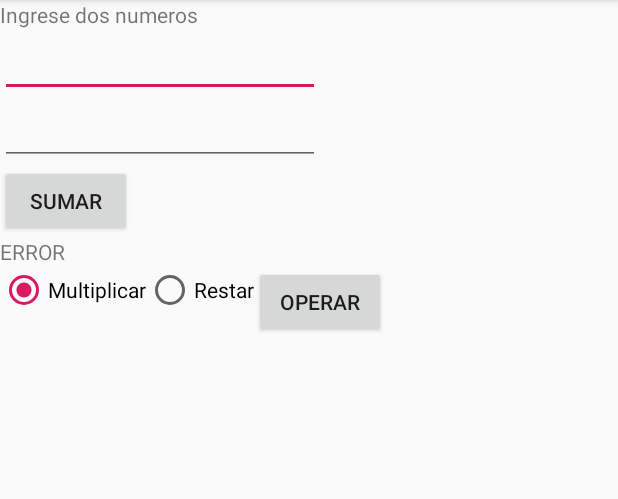
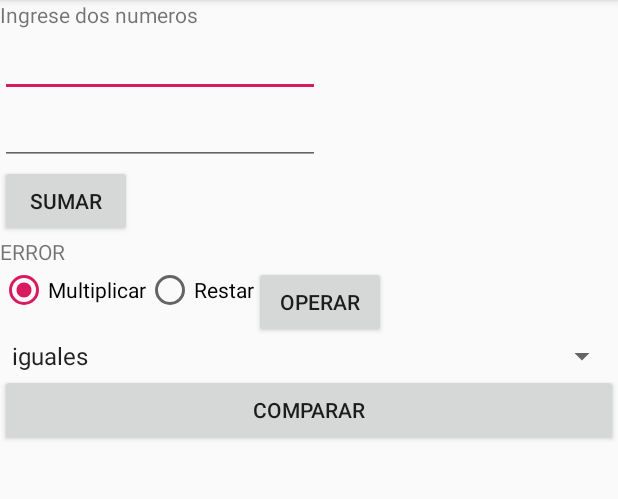
Before and after one commit to cristian16b/Android-PrimerosPasos, an Android app: the screen it shows after launch (MainActivity), after a tap on "OPERAR", on a phone screen of 412 x 824 dp, the part 84-583 px from its top. Run offline under Robolectric (Android 15) with nearby library versions, the phone set to English and light mode, and no system bars; 3 other taps on this screen came first.

Commit message:
Agregado spiner y funcion comparar los dos edittext, incorporados msj por toast

```diff
--- a/app/src/main/java/com/example/usuario/myapplication/MainActivity.java
+++ b/app/src/main/java/com/example/usuario/myapplication/MainActivity.java
@@ -3,9 +3,12 @@ package com.example.usuario.myapplication;
 import android.support.v7.app.AppCompatActivity;
 import android.os.Bundle;
 import android.view.View;
+import android.widget.ArrayAdapter;
 import android.widget.EditText;
 import android.widget.RadioButton;
+import android.widget.Spinner;
 import android.widget.TextView;
+import android.widget.Toast;
 
 public class MainActivity extends AppCompatActivity {
 
@@ -13,6 +16,7 @@ public class MainActivity extends AppCompatActivity {
     private EditText numeroII;
     private TextView resultadoSuma;
     private RadioButton radioRestar,radioMultiplicar;
+    private Spinner listaOperaciones;
 
     @Override
     protected void onCreate(Bundle savedInstanceState) {
@@ -25,6 +29,10 @@ public class MainActivity extends AppCompatActivity {
         resultadoSuma = (TextView)findViewById(R.id.resultadoSuma);
         radioMultiplicar = (RadioButton)findViewById(R.id.radioMultiplicar);
         radioRestar = (RadioButton)findViewById(R.id.radioRestar);
+        listaOperaciones = (Spinner)findViewById(R.id.listaOperaciones);
+        String []opciones={"iguales","distintos"};
+        ArrayAdapter<String> adapter = new ArrayAdapter<String>(this,android.R.layout.simple_spinner_item, opciones);
+        listaOperaciones.setAdapter(adapter);
     }
 
     //metodo asociado al <sumar>
@@ -64,4 +72,32 @@ public class MainActivity extends AppCompatActivity {
             resultadoSuma.setText("ERROR");
         }
     }
+
+    //metodo asociado al <comparar>
+    public void comparar(View view) {
+        try {
+
+            String cadena = "";
+            String primerNumero = numeroI.getText().toString();
+            String segundoNumero = numeroII.getText().toString();
+            int nro1 = Integer.parseInt(primerNumero);
+            int nro2 = Integer.parseInt(segundoNumero);
+
+            // leo el item seleccionado
+            String opcionSeleccionada = listaOperaciones.getSelectedItem().toString();
+            if(opcionSeleccionada.equals("iguales") && nro1 == nro2) {
+                cadena = "Los números son iguales";
+            }
+            else if(nro1 != nro2){
+                cadena = "Los números no son iguales";
+            }
+
+            // muestro un mensaje emergente con un toast
+            Toast notificacion= Toast.makeText(this,cadena,Toast.LENGTH_LONG);
+            notificacion.show();
+
+        }catch (Exception e) {
+            Toast.makeText(this,"ERROR INTENTE NUEVAMENTE!!!",Toast.LENGTH_LONG).show();
+        }
+    }
 }
--- a/app/src/main/res/layout/activity_main.xml
+++ b/app/src/main/res/layout/activity_main.xml
@@ -89,7 +89,20 @@
                 android:layout_weight="1"
                 android:onClick="operar"
                 android:text="Operar" />
+
         </LinearLayout>
+
+        <Spinner
+            android:id="@+id/listaOperaciones"
+            android:layout_width="match_parent"
+            android:layout_height="wrap_content" />
+
+        <Button
+            android:id="@+id/botonComparar"
+            android:layout_width="match_parent"
+            android:layout_height="wrap_content"
+            android:onClick="comparar"
+            android:text="COMPARAR" />
 
     </LinearLayout>
 
```
